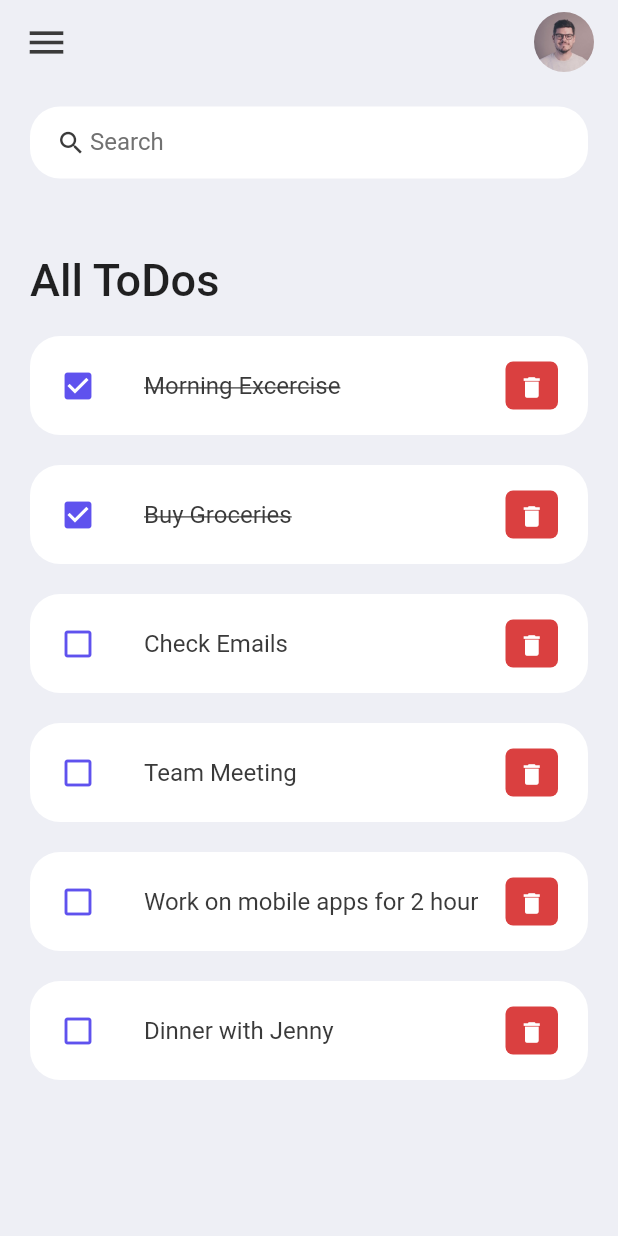
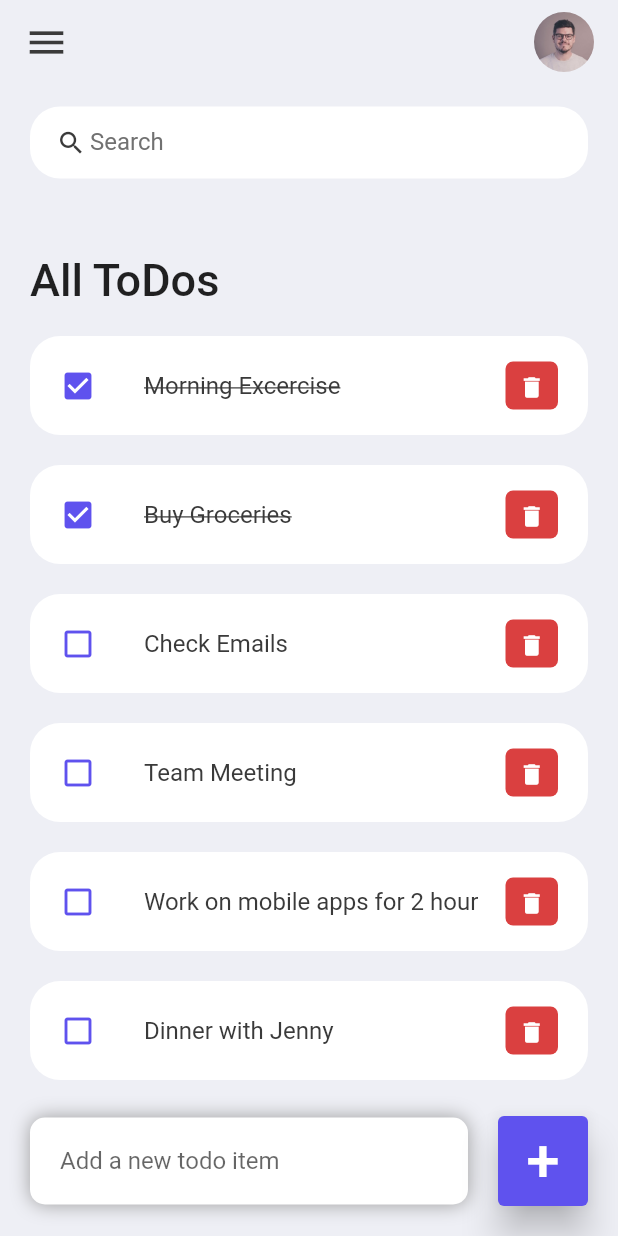
Before and after one commit to KavinduR98/ToDo-App, a Flutter app: the screen it shows after launch, on a phone screen of 412 x 824 dp. Run offline on Flutter 3.47's test engine with Material 2 defaults, Android fonts, the phone set to English and light mode, and no system bars.

Commit message:
Create add todo section

```diff
--- a/lib/screens/home.dart
+++ b/lib/screens/home.dart
@@ -13,8 +13,11 @@ class Home extends StatelessWidget {
     return Scaffold(
       backgroundColor: tdBGColor,
       appBar: _buildAppBar(),
-      body: Container(
-        padding: const EdgeInsets.symmetric(horizontal: 20.0, vertical: 15.0),
+      body: Stack(
+        children: [
+          Container(
+            padding:
+                const EdgeInsets.symmetric(horizontal: 20.0, vertical: 15.0),
             child: Column(
               children: [
                 searchBox(),
@@ -38,6 +41,52 @@ class Home extends StatelessWidget {
                 )
               ],
             ),
+          ),
+          Align(
+            alignment: Alignment.bottomCenter,
+            child: Row(
+              children: [
+                Expanded(
+                    child: Container(
+                  margin: const EdgeInsets.only(
+                      bottom: 20.0, right: 20.0, left: 20.0),
+                  padding: const EdgeInsets.symmetric(
+                      horizontal: 20.0, vertical: 5.0),
+                  decoration: BoxDecoration(
+                      color: Colors.white,
+                      boxShadow: const [
+                        BoxShadow(
+                          color: Colors.grey,
+                          offset: Offset(0.0, 0.0),
+                          blurRadius: 10.0,
+                          spreadRadius: 0.0,
+                        ),
+                      ],
+                      borderRadius: BorderRadius.circular(10.0)),
+                  child: const TextField(
+                    decoration: InputDecoration(
+                        hintText: 'Add a new todo item',
+                        border: InputBorder.none),
+                  ),
+                )),
+                Container(
+                  margin: EdgeInsets.only(bottom: 20.0, right: 20.0),
+                  child: ElevatedButton(
+                    child: Text(
+                      '+',
+                      style: TextStyle(fontSize: 40.0),
+                    ),
+                    onPressed: () {},
+                    style: ElevatedButton.styleFrom(
+                        primary: tdBlue,
+                        minimumSize: Size(60.0, 60.0),
+                        elevation: 10.0),
+                  ),
+                )
+              ],
+            ),
+          )
+        ],
       ),
     );
   }
```
Lines whose indentation alone changed are shown as unchanged.
